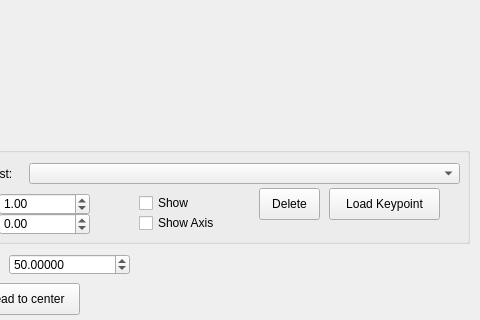
paulmthompson/WhiskerToolbox, file src/WhiskerToolbox/AnalogViewer/analog_viewer.ui: the form before one commit; both pictures show x 101 to 581 and y 247 to 567 of the 581 by 567 pixel window.
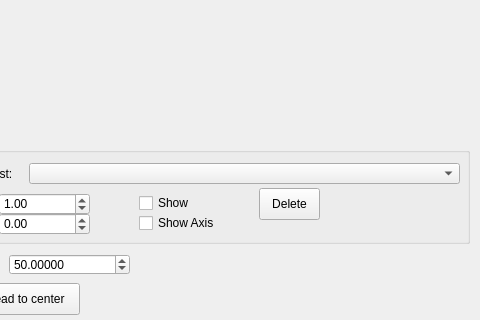
The form after the commit. Custom widgets are drawn as their Qt base class.

Commit message: Remove temporary keypoint loader in analog viewer

```diff
--- a/src/WhiskerToolbox/AnalogViewer/analog_viewer.ui
+++ b/src/WhiskerToolbox/AnalogViewer/analog_viewer.ui
@@ -164,19 +164,6 @@
      <string>Show Axis</string>
     </property>
    </widget>
-   <widget class="QPushButton" name="loadkeypt_pushbtn">
-    <property name="geometry">
-     <rect>
-      <x>420</x>
-      <y>55</y>
-      <width>111</width>
-      <height>32</height>
-     </rect>
-    </property>
-    <property name="text">
-     <string>Load Keypoint</string>
-    </property>
-   </widget>
   </widget>
   <widget class="QLabel" name="label_4">
    <property name="geometry">
```
The commit also changes 2 other files.
